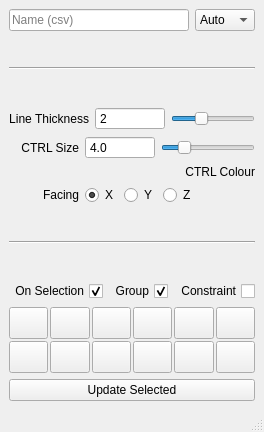
Before: the Qt Designer form ramenRig/createCtrl.ui in chrislyne/Toolbox, drawn with Qt 5.
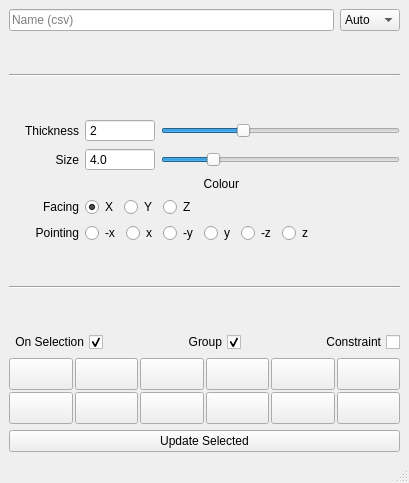
After: the same form once the commit is applied. Icons and pictures are not drawn.

Commit message: Colour along ramp

```diff
--- a/ramenRig/createCtrl.ui
+++ b/ramenRig/createCtrl.ui
@@ -6,8 +6,8 @@
    <rect>
     <x>0</x>
     <y>0</y>
-    <width>254</width>
-    <height>432</height>
+    <width>409</width>
+    <height>483</height>
    </rect>
   </property>
   <property name="windowTitle">
@@ -120,7 +120,7 @@
            </size>
           </property>
           <property name="text">
-           <string>Line Thickness</string>
+           <string>Thickness</string>
           </property>
           <property name="alignment">
            <set>Qt::AlignRight|Qt::AlignTrailing|Qt::AlignVCenter</set>
@@ -190,7 +190,7 @@
            </size>
           </property>
           <property name="text">
-           <string>CTRL Size</string>
+           <string>Size</string>
           </property>
           <property name="alignment">
            <set>Qt::AlignRight|Qt::AlignTrailing|Qt::AlignVCenter</set>
@@ -254,6 +254,9 @@
       </item>
       <item>
        <layout class="QHBoxLayout" name="ctrlColorLayout">
+        <property name="spacing">
+         <number>6</number>
+        </property>
         <item>
          <widget class="QLabel" name="label">
           <property name="minimumSize">
@@ -262,11 +265,17 @@
             <height>0</height>
            </size>
           </property>
+          <property name="maximumSize">
+           <size>
+            <width>70</width>
+            <height>16777215</height>
+           </size>
+          </property>
           <property name="text">
-           <string>CTRL Colour</string>
+           <string>Colour</string>
           </property>
           <property name="alignment">
-           <set>Qt::AlignRight|Qt::AlignTrailing|Qt::AlignVCenter</set>
+           <set>Qt::AlignRight|Qt::AlignTop|Qt::AlignTrailing</set>
           </property>
          </widget>
         </item>
@@ -297,27 +306,57 @@
          </widget>
         </item>
         <item>
-         <widget class="QRadioButton" name="radioButton_x">
-          <property name="text">
-           <string>X</string>
+         <widget class="QFrame" name="frame">
+          <property name="minimumSize">
+           <size>
+            <width>50</width>
+            <height>0</height>
+           </size>
           </property>
-          <property name="checked">
-           <bool>true</bool>
+          <property name="frameShape">
+           <enum>QFrame::NoFrame</enum>
           </property>
-         </widget>
-        </item>
-        <item>
-         <widget class="QRadioButton" name="radioButton_y">
-          <property name="text">
-           <string>Y</string>
+          <property name="frameShadow">
+           <enum>QFrame::Plain</enum>
           </property>
-         </widget>
-        </item>
-        <item>
-         <widget class="QRadioButton" name="radioButton_z">
-          <property name="text">
-           <string>Z</string>
-          </property>
+          <layout class="QHBoxLayout" name="horizontalLayout_11">
+           <property name="leftMargin">
+            <number>0</number>
+           </property>
+           <property name="topMargin">
+            <number>0</number>
+           </property>
+           <property name="rightMargin">
+            <number>0</number>
+           </property>
+           <property name="bottomMargin">
+            <number>0</number>
+           </property>
+           <item>
+            <widget class="QRadioButton" name="radioButton_x">
+             <property name="text">
+              <string>X</string>
+             </property>
+             <property name="checked">
+              <bool>true</bool>
+             </property>
+            </widget>
+           </item>
+           <item>
+            <widget class="QRadioButton" name="radioButton_y">
+             <property name="text">
+              <string>Y</string>
+             </property>
+            </widget>
+           </item>
+           <item>
+            <widget class="QRadioButton" name="radioButton_z">
+             <property name="text">
+              <string>Z</string>
+             </property>
+            </widget>
+           </item>
+          </layout>
          </widget>
         </item>
         <item>
@@ -335,6 +374,123 @@
         </item>
        </layout>
       </item>
+      <item>
+       <layout class="QHBoxLayout" name="horizontalLayout_8">
+        <property name="topMargin">
+         <number>0</number>
+        </property>
+        <item>
+         <widget class="QLabel" name="label_2">
+          <property name="minimumSize">
+           <size>
+            <width>70</width>
+            <height>0</height>
+           </size>
+          </property>
+          <property name="maximumSize">
+           <size>
+            <width>200</width>
+            <height>16777215</height>
+           </size>
+          </property>
+          <property name="layoutDirection">
+           <enum>Qt::LeftToRight</enum>
+          </property>
+          <property name="text">
+           <string>Pointing</string>
+          </property>
+          <property name="alignment">
+           <set>Qt::AlignRight|Qt::AlignTrailing|Qt::AlignVCenter</set>
+          </property>
+         </widget>
+        </item>
+        <item>
+         <widget class="QFrame" name="frame_2">
+          <property name="minimumSize">
+           <size>
+            <width>50</width>
+            <height>0</height>
+           </size>
+          </property>
+          <property name="frameShape">
+           <enum>QFrame::NoFrame</enum>
+          </property>
+          <property name="frameShadow">
+           <enum>QFrame::Raised</enum>
+          </property>
+          <layout class="QHBoxLayout" name="horizontalLayout_12">
+           <property name="leftMargin">
+            <number>0</number>
+           </property>
+           <property name="topMargin">
+            <number>0</number>
+           </property>
+           <property name="rightMargin">
+            <number>0</number>
+           </property>
+           <property name="bottomMargin">
+            <number>0</number>
+           </property>
+           <item>
+            <widget class="QRadioButton" name="radioButton_2">
+             <property name="text">
+              <string>-x</string>
+             </property>
+            </widget>
+           </item>
+           <item>
+            <widget class="QRadioButton" name="radioButton">
+             <property name="text">
+              <string>x</string>
+             </property>
+            </widget>
+           </item>
+           <item>
+            <widget class="QRadioButton" name="radioButton_4">
+             <property name="text">
+              <string>-y</string>
+             </property>
+            </widget>
+           </item>
+           <item>
+            <widget class="QRadioButton" name="radioButton_3">
+             <property name="text">
+              <string>y</string>
+             </property>
+            </widget>
+           </item>
+           <item>
+            <widget class="QRadioButton" name="radioButton_6">
+             <property name="text">
+              <string>-z</string>
+             </property>
+            </widget>
+           </item>
+           <item>
+            <widget class="QRadioButton" name="radioButton_5">
+             <property name="text">
+              <string>z</string>
+             </property>
+            </widget>
+           </item>
+          </layout>
+         </widget>
+        </item>
+        <item>
+         <spacer name="horizontalSpacer_4">
+          <property name="orientation">
+           <enum>Qt::Horizontal</enum>
+          </property>
+          <property name="sizeHint" stdset="0">
+           <size>
+            <width>40</width>
+            <height>20</height>
+           </size>
+          </property>
+         </spacer>
+        </item>
+       </layout>
+      </item>
       <item>
        <spacer name="verticalSpacer_3">
         <property name="orientation">
```
Left out of the diff: 18 changed lines with no effect on the pictures. The commit also changes 3 other files.
